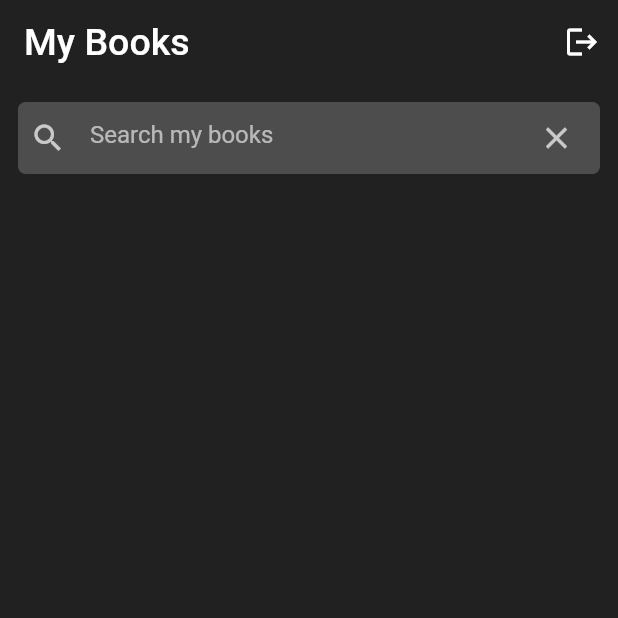
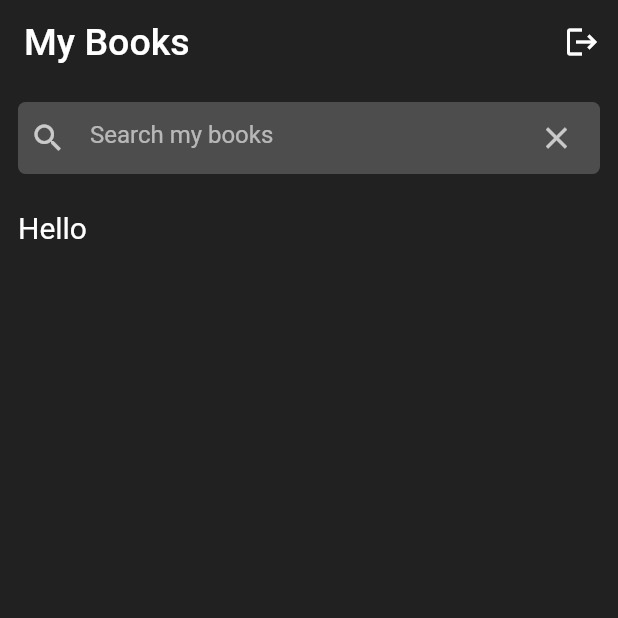
Before and after one commit to joshua-philips/read_log, a Flutter app: the screen it shows once a user with an empty profile is signed in, on a phone screen of 412 x 824 dp, the top half of it. Run offline on Flutter 3.47's test engine with Material 2 defaults, Android fonts, the phone set to English and light mode, and no system bars; our stand-ins replace cloud_firestore, expandable_text, firebase_auth, firebase_core, firebase_storage, flutter_spinkit and 1 more; accounts and stored records are empty.

```diff
--- a/lib/pages/authentication_pages/login_page.dart
+++ b/lib/pages/authentication_pages/login_page.dart
@@ -1,5 +1,5 @@
 import 'package:books_log/components/auth_text_formfield.dart';
-import 'package:books_log/components/dialogs.dart';
+import 'package:books_log/components/dialogs_and_snackbar.dart';
 import 'package:books_log/pages/authentication_pages/password_reset_page.dart';
 import 'package:books_log/pages/authentication_pages/register_page.dart';
 import 'package:books_log/services/auth_service.dart';
--- a/lib/pages/authentication_pages/register_page.dart
+++ b/lib/pages/authentication_pages/register_page.dart
@@ -1,7 +1,7 @@
 import 'dart:io';
 
 import 'package:books_log/components/auth_text_formfield.dart';
-import 'package:books_log/components/dialogs.dart';
+import 'package:books_log/components/dialogs_and_snackbar.dart';
 import 'package:books_log/services/auth_service.dart';
 import 'package:books_log/services/storage_service.dart';
 import 'package:flutter/material.dart';
--- a/lib/pages/my_books.dart
+++ b/lib/pages/my_books.dart
@@ -88,6 +88,17 @@ class _MyBooksState extends State<MyBooks> {
                     ),
                   ),
                 ),
+                Padding(
+                  padding: const EdgeInsets.all(12.0),
+                  child: Text(
+                    'Hello ' +
+                        context
+                            .read<AuthService>()
+                            .getCurrentUser()
+                            .displayName!,
+                    style: TextStyle(fontSize: 20),
+                  ),
+                ),
               ],
             ),
           ),
```
Also changed, not shown: lib/components/book_details.dart (+29 -8 lines), lib/components/dialogs_and_snackbar.dart (renamed from lib/components/dialogs.dart, +26 -0 lines), lib/services/firestore_service.dart (+9 -0 lines).
